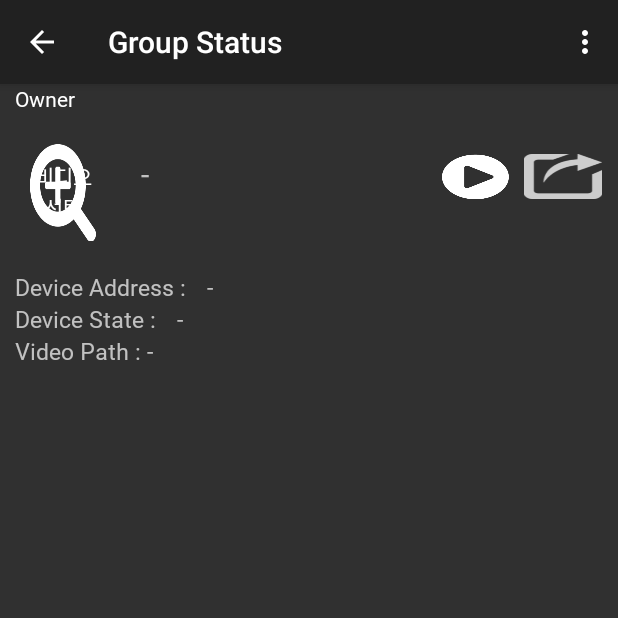
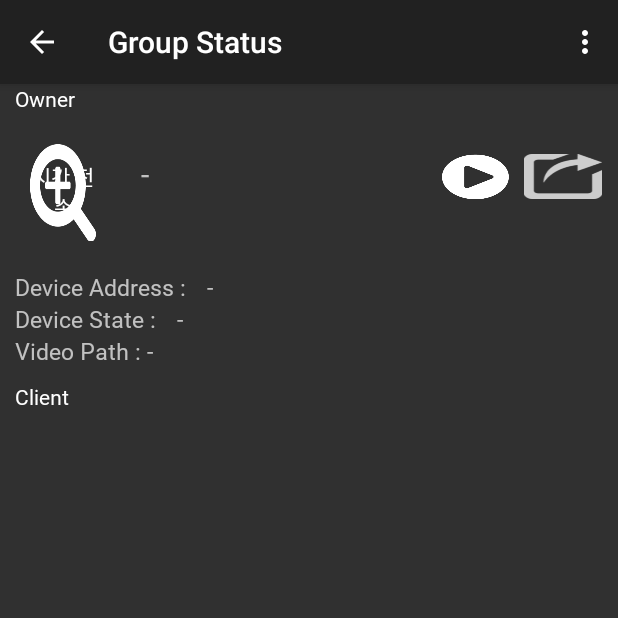
Before and after one commit to 201411216/junWiDi, an Android app: the ServerActivity screen opened directly, with no data from a screen before it, on a phone screen of 412 x 824 dp, the top half of it. Run offline under Robolectric (Android 15) with nearby library versions, the phone set to English and light mode, and no system bars.

Commit message:
UI, java
Client, font

java - erase words

```diff
--- a/app/src/main/java/com/n3v/junwidi/ServerActivity.java
+++ b/app/src/main/java/com/n3v/junwidi/ServerActivity.java
@@ -106,11 +106,6 @@ public class ServerActivity extends BaseActivity implements MyDirectActionListen
 
         btn_File_Select.setText("시간 전송");
 
-        if (!isFileSelected) {
-            btn_File_Select.setText("비디오 선택");
-            btn_File_Transfer.setEnabled(false);
-        }
-
         btn_File_Select.setOnClickListener(myClickListener);
         btn_File_Transfer.setOnClickListener(myClickListener);
 
@@ -164,7 +159,7 @@ public class ServerActivity extends BaseActivity implements MyDirectActionListen
                     videoPath = "";
                     txt_Video_Path.setText("-");
                     isFileSelected = false;
-                    btn_File_Select.setText("비디오 선택");
+
                     btn_File_Transfer.setEnabled(false);
                 }
                 //callServerTask(MyServerTask.SERVER_MESSAGE_SERVICE);
@@ -197,7 +192,7 @@ public class ServerActivity extends BaseActivity implements MyDirectActionListen
                     Log.v(TAG, videoPath + " selected");
                     txt_Video_Path.setText(videoPath);
                     isFileSelected = true;
-                    btn_File_Select.setText("선택 취소");
+
                     btn_File_Transfer.setEnabled(true);
                     showToast(videoPath + " selected");
                 }
--- a/app/src/main/res/layout/activity_server.xml
+++ b/app/src/main/res/layout/activity_server.xml
@@ -120,7 +120,16 @@
                 android:textSize="15dp"
                 />
         </LinearLayout>
-
+        <TextView
+            android:layout_width="match_parent"
+            android:layout_height="wrap_content"
+            android:fontFamily="@font/notoblack"
+            android:paddingLeft="10dp"
+            android:layout_marginTop="10dp"
+            android:layout_marginBottom="20dp"
+            android:text="Client"
+            android:textColor="#ffffff"
+            android:textSize="14dp" />
     </LinearLayout>
 
 
```
